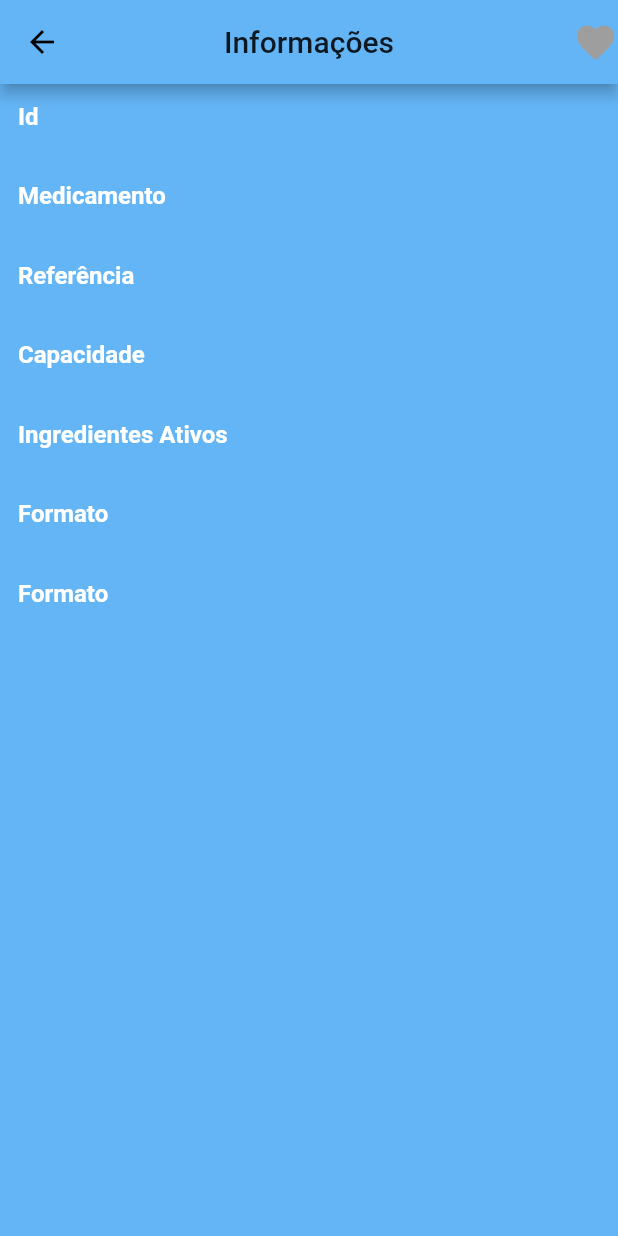
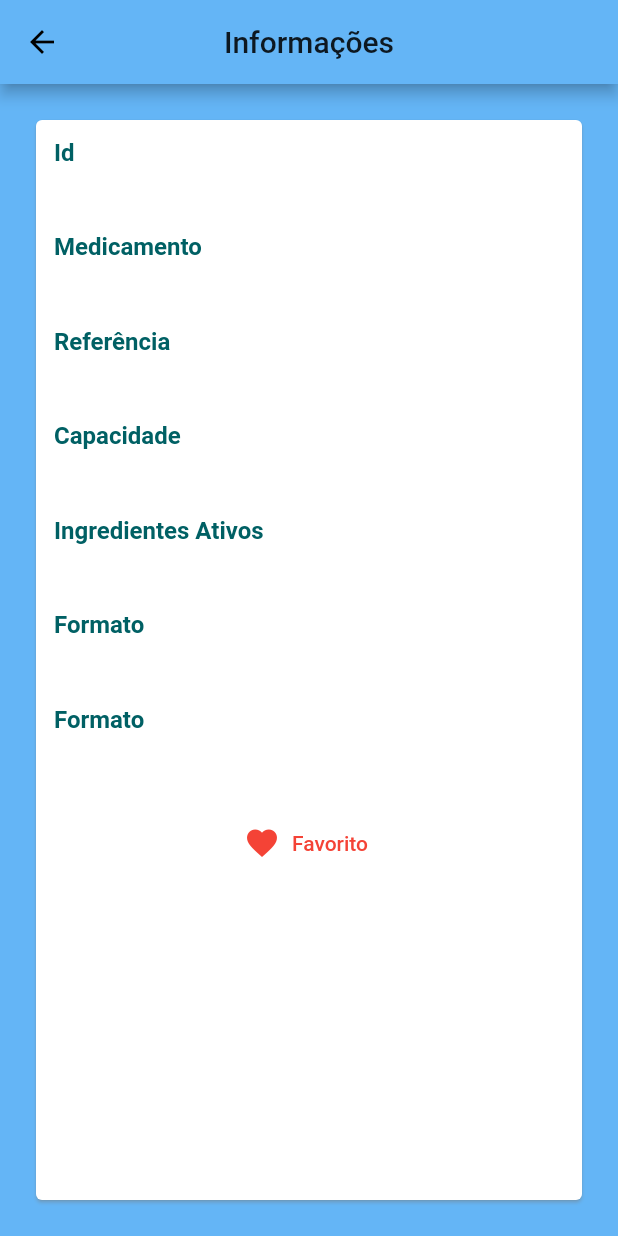
Before and after one commit to MarioMoraes/Medicamentos, a Flutter app: the MedicationDetailWidget screen opened directly with empty values, on a phone screen of 412 x 824 dp. Run offline on Flutter 3.47's test engine with Material 2 defaults, Android fonts, the phone set to English and light mode, and no system bars; drawn by our look-alikes of like_button; our stand-ins replace dio, get, shared_preferences; accounts and stored records are empty; network calls fail; Roboto replaces fonts that are missing (Avenir).

Commit message:
09.04.21

```diff
--- a/lib/widgets/medication_detail_widget.dart
+++ b/lib/widgets/medication_detail_widget.dart
@@ -1,24 +1,25 @@
-import 'package:app_bluestorm/controller/medications_controller.dart';
 import 'package:app_bluestorm/helpers/favorites.dart';
 import 'package:app_bluestorm/model/medications_model.dart';
 import 'package:flutter/material.dart';
-import 'package:get/get.dart';
-import 'package:like_button/like_button.dart';
 
 class MedicationDetailWidget extends StatelessWidget {
   final GlobalKey<ScaffoldState> scaffoldState = GlobalKey<ScaffoldState>();
   final Item item;
-  final MedicationsController medicationsController =
-      Get.put(MedicationsController());
 
   MedicationDetailWidget(this.item);
 
   @override
   Widget build(BuildContext context) {
     TextStyle titleStyle = TextStyle(
-        fontSize: 16, fontWeight: FontWeight.bold, color: Colors.white);
+        fontSize: 16,
+        fontWeight: FontWeight.bold,
+        color: Colors.cyan[900],
+        fontFamily: 'Avenir');
     TextStyle nameStyle = TextStyle(
-        fontSize: 16, fontWeight: FontWeight.bold, color: Colors.black87);
+        fontSize: 16,
+        fontWeight: FontWeight.bold,
+        color: Colors.black87,
+        fontFamily: 'Avenir');
 
     return Scaffold(
       key: scaffoldState,
@@ -27,58 +28,55 @@ class MedicationDetailWidget extends StatelessWidget {
           'Informações',
         ),
         centerTitle: true,
-        actions: [
-          LikeButton(
-            onTap: onLikeButtonTapped,
-            size: 30,
-            circleColor:
-                CircleColor(start: Color(0xff00ddff), end: Color(0xff0099cc)),
-            bubblesColor: BubblesColor(
-              dotPrimaryColor: Color(0xff33b5e5),
-              dotSecondaryColor: Color(0xff0099cc),
-            ),
-            likeBuilder: (bool isLiked) {
-              return Icon(
-                Icons.favorite,
-                color: isLiked ? Colors.red : Colors.grey,
-                size: 30,
-              );
-            },
-          ),
-        ],
       ),
       body: Padding(
         padding: const EdgeInsets.all(12.0),
+        child: Card(
+          shadowColor: Colors.blueGrey[200],
+          borderOnForeground: true,
+          margin: EdgeInsets.all(12),
           child: ListView(
+            padding: EdgeInsets.all(12),
             children: [
               Text('Id', style: titleStyle),
               Text(item.medicationId, style: nameStyle),
-            SizedBox(height: 15),
+              SizedBox(height: 25),
               Text('Medicamento', style: titleStyle),
               Text(item.drugName, style: nameStyle),
-            SizedBox(height: 15),
+              SizedBox(height: 25),
               Text('Referência', style: titleStyle),
               Text(item.referenceDrug, style: nameStyle),
-            SizedBox(height: 15),
+              SizedBox(height: 25),
               Text('Capacidade', style: titleStyle),
               Text(item.strength, style: nameStyle),
-            SizedBox(height: 15),
+              SizedBox(height: 25),
               Text('Ingredientes Ativos', style: titleStyle),
               Text(item.activeIngredient, style: nameStyle),
-            SizedBox(height: 15),
+              SizedBox(height: 25),
               Text('Formato', style: titleStyle),
               Text(item.form, style: nameStyle),
-            SizedBox(height: 15),
+              SizedBox(height: 25),
               Text('Formato', style: titleStyle),
               Text(item.referenceStandard, style: nameStyle),
               SizedBox(height: 30),
+              Align(
+                  alignment: Alignment.bottomCenter,
+                  child: FlatButton.icon(
+                      onPressed: () => addFavorite(),
+                      icon: Icon(
+                        Icons.favorite,
+                        color: Colors.red,
+                      ),
+                      label: Text('Favorito',
+                          style: TextStyle(color: Colors.red))))
             ],
+          ),
         ),
       ),
     );
   }
 
-  Future<bool> onLikeButtonTapped(bool isLiked) async {
+  Future<void> addFavorite() async {
     Favorites favorite = Favorites();
     favorite.addFavorite(item);
 
@@ -87,37 +85,5 @@ class MedicationDetailWidget extends StatelessWidget {
       content: Text('Adicionado aos Favoritos'),
       backgroundColor: Colors.red,
     ));
-
-    return !isLiked;
   }
 }
-
-/*
-            Expanded(
-              flex: 1,
-              child: ElevatedButton(
-                  onPressed: () async {
-                    Favorites favorite = Favorites();
-                    favorite.addFavorite(item);
-
-                    scaffoldState.currentState.showSnackBar(SnackBar(
-                      duration: Duration(seconds: 2),
-                      content: Text('Adicionado aos Favoritos'),
-                      backgroundColor: Colors.red,
-                    ));
-                  },
-                  style: ButtonStyle(
-                    elevation: MaterialStateProperty.all(5),
-                    backgroundColor: MaterialStateProperty.resolveWith<Color>(
-                      (Set<MaterialState> states) {
-                        return Theme.of(context).accentColor;
-                      },
-                    ),
-                  ),
-                  child: Text('Adicionar aos Favoritos',
-                      style: TextStyle(
-                        fontSize: 16,
-                        color: Colors.white,
-                      ))),
-            )
-*/
--- a/pubspec.yaml
+++ b/pubspec.yaml
@@ -14,7 +14,6 @@ dependencies:
   get: ^4.1.1
   dio: ^4.0.0
   shared_preferences: ^2.0.5
-  like_button: ^2.0.2
 
 dev_dependencies:
   flutter_test:
```
Also changed, not shown: assets/images/medical.svg (added), pubspec.lock, 1 other file. Lines whose indentation alone changed are shown as unchanged.
